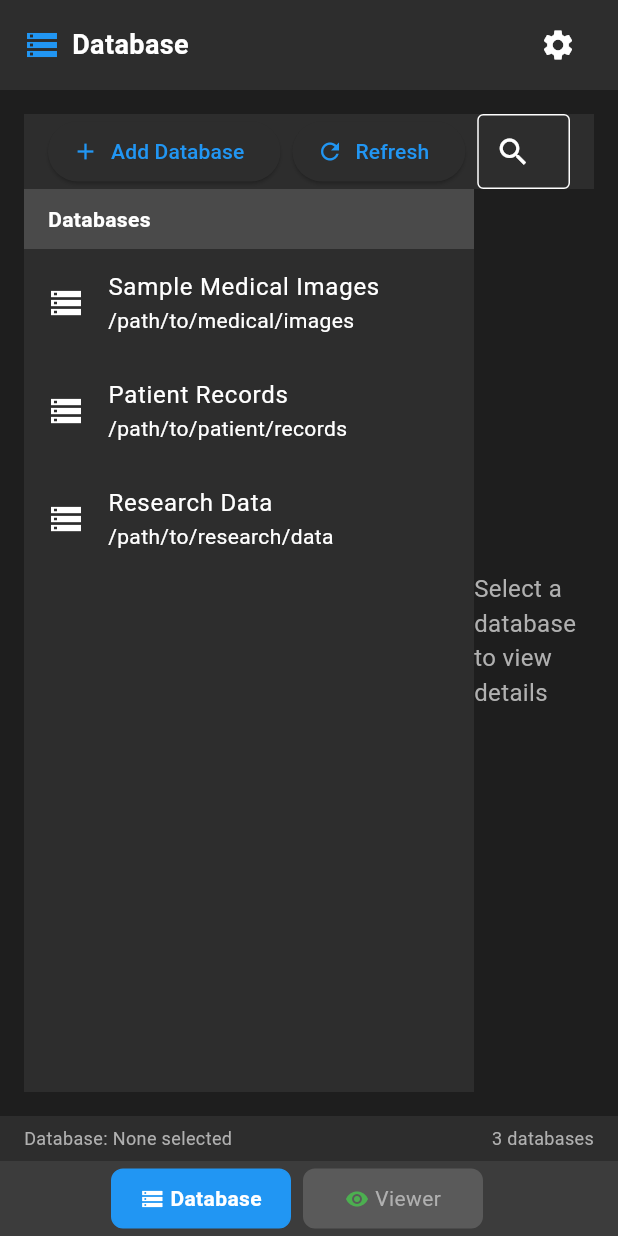
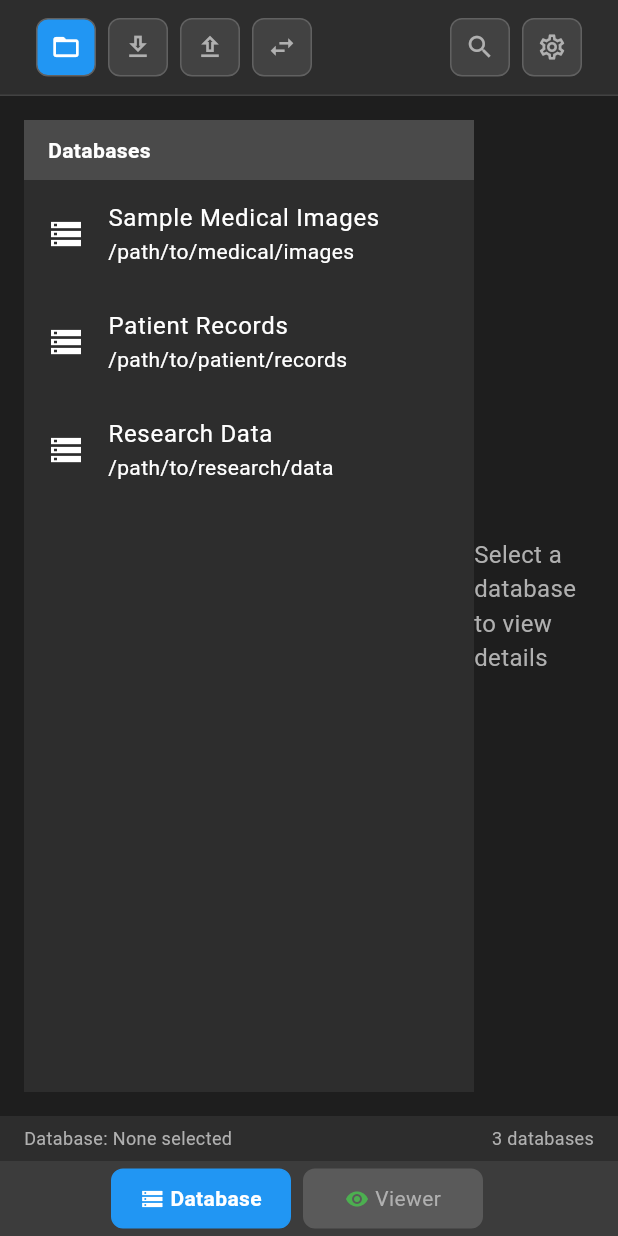
Before and after one commit to dgcore/onis-viewer-v5, a Flutter app: the screen it shows after launch, on a phone screen of 412 x 824 dp. Run offline on Flutter 3.47's test engine with Material 3 defaults, Android fonts, the phone set to English and light mode, and no system bars; missing offline and left inert: dart:ffi.

Commit message:
refactor: move database toolbar to plugin folder for proper architecture
- Move database_toolbar.dart from lib/ui/toolbar/ to lib/plugins/database/ui/
- Update import paths in database_page.dart and database_toolbar.dart
- Remove empty lib/ui/toolbar/ directory
- Ensure database-specific UI components are contained within database plugin
- Maintain clean separation between generic UI and plugin-specific components

```diff
--- a/apps/onis_viewer/lib/plugins/database/page/database_page.dart
+++ b/apps/onis_viewer/lib/plugins/database/page/database_page.dart
@@ -3,6 +3,7 @@ import 'package:flutter/material.dart';
 import '../../../core/constants.dart';
 import '../../../pages/base/base_page.dart';
 import '../database_plugin.dart';
+import '../ui/database_toolbar.dart';
 import 'database_controller.dart';
 
 /// Database management page
@@ -34,58 +35,20 @@ class _DatabasePageState extends BasePageState<DatabasePage> {
 
   @override
   Widget buildPageContent() {
-    return Column(
-      children: [
-        // Database toolbar
-        _buildToolbar(),
-
-        // Database content
-        Expanded(
-          child: _buildContent(),
-        ),
-      ],
-    );
+    return _buildContent();
   }
 
-  /// Build the database toolbar
-  Widget _buildToolbar() {
-    return Container(
-      height: 50,
-      color: OnisViewerConstants.surfaceColor,
-      padding: const EdgeInsets.symmetric(
-        horizontal: OnisViewerConstants.paddingMedium,
-      ),
-      child: Row(
-        children: [
-          // Add database button
-          ElevatedButton.icon(
-            onPressed: _controller.addDatabase,
-            icon: const Icon(Icons.add),
-            label: const Text('Add Database'),
-          ),
-          const SizedBox(width: OnisViewerConstants.marginMedium),
-
-          // Refresh button
-          ElevatedButton.icon(
-            onPressed: _controller.refreshDatabases,
-            icon: const Icon(Icons.refresh),
-            label: const Text('Refresh'),
-          ),
-          const SizedBox(width: OnisViewerConstants.marginMedium),
-
-          // Search field
-          Expanded(
-            child: TextField(
-              onChanged: _controller.searchDatabases,
-              decoration: const InputDecoration(
-                hintText: 'Search databases...',
-                prefixIcon: Icon(Icons.search),
-                border: OutlineInputBorder(),
-              ),
-            ),
-          ),
-        ],
-      ),
+  @override
+  Widget? buildPageHeader() {
+    // Return the database toolbar as the custom page header
+    return DatabaseToolbar(
+      onPreferences: () => _controller.openPreferences(),
+      onImport: () => _controller.importData(),
+      onExport: () => _controller.exportData(),
+      onTransfer: () => _controller.transferData(),
+      onOpen: () => _controller.openDatabaseFromToolbar(),
+      selectedLocation: 'Local computer',
+      onSearch: () => _controller.search(),
     );
   }
 
--- /dev/null
+++ b/apps/onis_viewer/lib/plugins/database/ui/database_toolbar.dart
@@ -0,0 +1,367 @@
+import 'package:flutter/material.dart';
+
+import '../../../core/constants.dart';
+
+/// Modern database toolbar widget with contemporary design
+class DatabaseToolbar extends StatelessWidget {
+  final VoidCallback? onPreferences;
+  final VoidCallback? onImport;
+  final VoidCallback? onExport;
+  final VoidCallback? onTransfer;
+  final VoidCallback? onOpen;
+  final String? selectedLocation;
+  final List<String>? availableLocations;
+  final ValueChanged<String>? onLocationChanged;
+  final VoidCallback? onSearch;
+
+  const DatabaseToolbar({
+    super.key,
+    this.onPreferences,
+    this.onImport,
+    this.onExport,
+    this.onTransfer,
+    this.onOpen,
+    this.selectedLocation,
+    this.availableLocations,
+    this.onLocationChanged,
+    this.onSearch,
+  });
+
+  @override
+  Widget build(BuildContext context) {
+    return LayoutBuilder(
+      builder: (context, constraints) {
+        final isVeryNarrow = constraints.maxWidth < 800; // Single threshold
+
+        return Container(
+          height: 64,
+          decoration: BoxDecoration(
+            color: OnisViewerConstants.surfaceColor, // Use app's surface color
+            border: Border(
+              bottom: BorderSide(
+                color: Colors.grey.shade800, // Darker border for dark mode
+                width: 1,
+              ),
+            ),
+            boxShadow: [
+              BoxShadow(
+                color: Colors.black.withValues(alpha: 0.2), // Darker shadow
+                blurRadius: 8,
+                offset: const Offset(0, 2),
+              ),
+            ],
+          ),
+          child: Padding(
+            padding: const EdgeInsets.symmetric(horizontal: 24, vertical: 12),
+            child: Row(
+              children: [
+                // Left side - Primary actions
+                Row(
+                  children: [
+                    if (!isVeryNarrow) ...[
+                      // Full layout - all buttons with labels
+                      _buildPrimaryButton(
+                        icon: Icons.folder_open_outlined,
+                        label: 'Open',
+                        onPressed: onOpen,
+                        isPrimary: true,
+                      ),
+                      const SizedBox(width: 12),
+                      _buildPrimaryButton(
+                        icon: Icons.download_outlined,
+                        label: 'Import',
+                        onPressed: onImport,
+                      ),
+                      const SizedBox(width: 12),
+                      _buildPrimaryButton(
+                        icon: Icons.upload_outlined,
+                        label: 'Export',
+                        onPressed: onExport,
+                      ),
+                      const SizedBox(width: 12),
+                      _buildPrimaryButton(
+                        icon: Icons.swap_horiz_outlined,
+                        label: 'Transfer',
+                        onPressed: onTransfer,
+                      ),
+                    ] else ...[
+                      // Very narrow layout - icon-only buttons
+                      _buildIconOnlyButton(
+                        icon: Icons.folder_open_outlined,
+                        tooltip: 'Open',
+                        onPressed: onOpen,
+                        isPrimary: true,
+                      ),
+                      const SizedBox(width: 8),
+                      _buildIconOnlyButton(
+                        icon: Icons.download_outlined,
+                        tooltip: 'Import',
+                        onPressed: onImport,
+                      ),
+                      const SizedBox(width: 8),
+                      _buildIconOnlyButton(
+                        icon: Icons.upload_outlined,
+                        tooltip: 'Export',
+                        onPressed: onExport,
+                      ),
+                      const SizedBox(width: 8),
+                      _buildIconOnlyButton(
+                        icon: Icons.swap_horiz_outlined,
+                        tooltip: 'Transfer',
+                        onPressed: onTransfer,
+                      ),
+                    ],
+                  ],
+                ),
+
+                const Spacer(),
+
+                // Right side - Controls and Settings
+                Row(
+                  children: [
+                    // Location selector - hide if very narrow
+                    if (!isVeryNarrow) ...[
+                      Container(
+                        padding: const EdgeInsets.symmetric(
+                            horizontal: 16, vertical: 8),
+                        decoration: BoxDecoration(
+                          color: Colors.grey.shade800, // Dark background
+                          borderRadius: BorderRadius.circular(8),
+                          border: Border.all(
+                              color: Colors.grey.shade700), // Dark border
+                        ),
+                        child: Row(
+                          mainAxisSize: MainAxisSize.min,
+                          children: [
+                            Icon(
+                              Icons.location_on_outlined,
+                              size: 16,
+                              color: OnisViewerConstants
+                                  .textSecondaryColor, // Use app's text color
+                            ),
+                            const SizedBox(width: 8),
+                            Text(
+                              selectedLocation ?? 'Local computer',
+                              style: TextStyle(
+                                color: OnisViewerConstants
+                                    .textSecondaryColor, // Use app's text color
+                                fontSize: 14,
+                                fontWeight: FontWeight.w500,
+                              ),
+                            ),
+                            const SizedBox(width: 4),
+                            Icon(
+                              Icons.keyboard_arrow_down,
+                              size: 16,
+                              color: OnisViewerConstants
+                                  .textSecondaryColor, // Use app's text color
+                            ),
+                          ],
+                        ),
+                      ),
+                      const SizedBox(width: 12),
+                    ],
+
+                    // Search button
+                    _buildControlButton(
+                      icon: Icons.search_outlined,
+                      onPressed: onSearch,
+                      tooltip: 'Search',
+                    ),
+                    const SizedBox(width: 8),
+
+                    // Settings button (far right)
+                    _buildSecondaryButton(
+                      icon: Icons.settings_outlined,
+                      tooltip: 'Preferences',
+                      onPressed: onPreferences,
+                    ),
+                  ],
+                ),
+              ],
+            ),
+          ),
+        );
+      },
+    );
+  }
+
+  /// Build a primary action button
+  Widget _buildPrimaryButton({
+    required IconData icon,
+    required String label,
+    VoidCallback? onPressed,
+    bool isPrimary = false,
+  }) {
+    return Material(
+      color: Colors.transparent,
+      child: InkWell(
+        onTap: onPressed,
+        borderRadius: BorderRadius.circular(8),
+        child: Container(
+          padding: const EdgeInsets.symmetric(horizontal: 16, vertical: 8),
+          decoration: BoxDecoration(
+            color: isPrimary
+                ? OnisViewerConstants.primaryColor
+                : Colors.transparent,
+            borderRadius: BorderRadius.circular(8),
+            border: isPrimary
+                ? null
+                : Border.all(color: Colors.grey.shade600), // Dark border
+          ),
+          child: Row(
+            mainAxisSize: MainAxisSize.min,
+            children: [
+              Icon(
+                icon,
+                size: 18,
+                color: isPrimary
+                    ? Colors.white
+                    : OnisViewerConstants.textColor, // Use app's text color
+              ),
+              const SizedBox(width: 8),
+              Text(
+                label,
+                style: TextStyle(
+                  color: isPrimary
+                      ? Colors.white
+                      : OnisViewerConstants.textColor, // Use app's text color
+                  fontSize: 14,
+                  fontWeight: FontWeight.w500,
+                ),
+              ),
+            ],
+          ),
+        ),
+      ),
+    );
+  }
+
+  /// Build a secondary action button (icon only)
+  Widget _buildSecondaryButton({
+    required IconData icon,
+    required String tooltip,
+    VoidCallback? onPressed,
+  }) {
+    return Material(
+      color: Colors.transparent,
+      child: InkWell(
+        onTap: onPressed,
+        borderRadius: BorderRadius.circular(8),
+        child: Container(
+          width: 40,
+          height: 40,
+          decoration: BoxDecoration(
+            color: Colors.grey.shade800, // Dark background
+            borderRadius: BorderRadius.circular(8),
+            border: Border.all(color: Colors.grey.shade700), // Dark border
+          ),
+          child: Icon(
+            icon,
+            size: 20,
+            color:
+                OnisViewerConstants.textSecondaryColor, // Use app's text color
+          ),
+        ),
+      ),
+    );
+  }
+
+  /// Build a control button
+  Widget _buildControlButton({
+    required IconData icon,
+    VoidCallback? onPressed,
+    String? tooltip,
+    Color? color,
+  }) {
+    return Material(
+      color: Colors.transparent,
+      child: InkWell(
+        onTap: onPressed,
+        borderRadius: BorderRadius.circular(8),
+        child: Container(
+          width: 40,
+          height: 40,
+          decoration: BoxDecoration(
+            color: Colors.grey.shade800, // Dark background
+            borderRadius: BorderRadius.circular(8),
+            border: Border.all(color: Colors.grey.shade700), // Dark border
+          ),
+          child: Icon(
+            icon,
+            size: 20,
+            color: color ??
+                OnisViewerConstants.textSecondaryColor, // Use app's text color
+          ),
+        ),
+      ),
+    );
+  }
+
+  /// Build an icon-only button for very narrow layouts
+  Widget _buildIconOnlyButton({
+    required IconData icon,
+    required String tooltip,
+    VoidCallback? onPressed,
+    bool isPrimary = false,
+  }) {
+    return Material(
+      color: Colors.transparent,
+      child: InkWell(
+        onTap: onPressed,
+        borderRadius: BorderRadius.circular(8),
+        child: Container(
+          width: 40,
+          height: 40,
+          decoration: BoxDecoration(
+            color: isPrimary
+                ? OnisViewerConstants.primaryColor
+                : Colors.grey.shade800, // Dark background
+            borderRadius: BorderRadius.circular(8),
+            border: Border.all(color: Colors.grey.shade700), // Dark border
+          ),
+          child: Icon(
+            icon,
+            size: 20,
+            color: isPrimary
+                ? Colors.white
+                : OnisViewerConstants
+                    .textSecondaryColor, // Use app's text color
+          ),
+        ),
+      ),
+    );
+  }
+}
+
+/// Extension to add database toolbar to any widget
+extension DatabaseToolbarExtension on Widget {
+  Widget withDatabaseToolbar({
+    VoidCallback? onPreferences,
+    VoidCallback? onImport,
+    VoidCallback? onExport,
+    VoidCallback? onTransfer,
+    VoidCallback? onOpen,
+    String? selectedLocation,
+    List<String>? availableLocations,
+    ValueChanged<String>? onLocationChanged,
+    VoidCallback? onSearch,
+  }) {
+    return Column(
+      children: [
+        DatabaseToolbar(
+          onPreferences: onPreferences,
+          onImport: onImport,
+          onExport: onExport,
+          onTransfer: onTransfer,
+          onOpen: onOpen,
+          selectedLocation: selectedLocation,
+          availableLocations: availableLocations,
+          onLocationChanged: onLocationChanged,
+          onSearch: onSearch,
+        ),
+        Expanded(child: this),
+      ],
+    );
+  }
+}
```
Also changed, not shown: apps/onis_viewer/lib/pages/base/base_page.dart (+10 -0 lines), apps/onis_viewer/lib/plugins/database/page/database_controller.dart (+46 -0 lines), apps/onis_viewer/lib/plugins/viewer/page/viewer_page.dart (+6 -10 lines).
